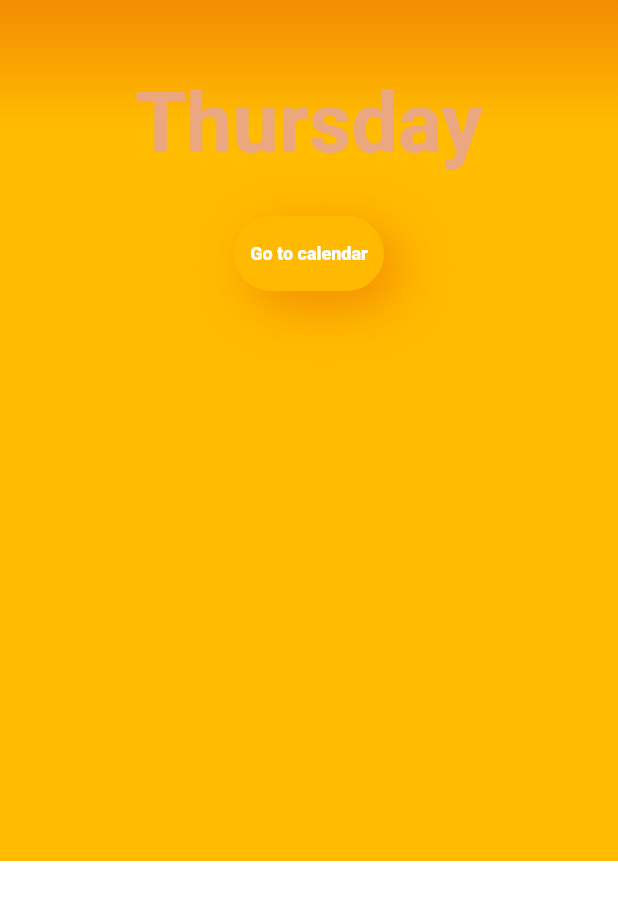
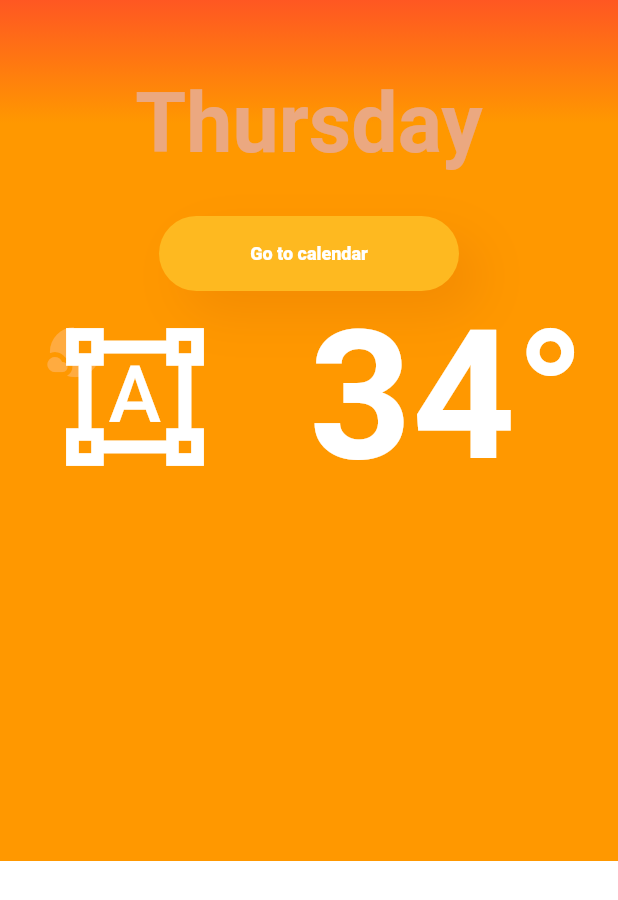
Before and after one commit to gmcruz123/flutter1, a Flutter app: the screen it shows after launch, on a phone screen of 412 x 824 dp. Shown: the top 900 px of the screen. Run offline on Flutter 3.47's test engine with Material 2 defaults, Android fonts, the phone set to English and light mode, and no system bars.

Commit message:
cloud and temperature number

```diff
--- a/lib/BackWheater.dart
+++ b/lib/BackWheater.dart
@@ -28,7 +28,7 @@ class GradientBack extends StatelessWidget{
     return new Container(
       decoration: new BoxDecoration(
         gradient: LinearGradient(
-          colors: [Color(0xffffbb00),Color(0xfff38c02)],
+          colors: [Colors.orange,Colors.deepOrange],
           begin: const FractionalOffset(1.0, 0.1),
         end: const FractionalOffset(1.0, 0.0))
       ),
--- /dev/null
+++ b/lib/Temperature.dart
@@ -0,0 +1,68 @@
+import 'package:flutter/material.dart';
+
+class Temperature extends StatelessWidget {
+  @override
+  Widget build(BuildContext context) {
+
+    final iconCloud = new Container(
+      margin: EdgeInsets.only(
+        left: 40.0
+      ),
+      child:  new Icon(
+
+        new IconData(
+            58045,fontFamily: 'MaterialIcons'
+        ),
+        color: Colors.white,
+        size: 100.0,
+
+      )
+    );
+
+    final iconSun = new Container(
+      margin: EdgeInsets.only(
+          left: 30.0
+      ),
+      child: new Icon(
+        new IconData(
+            58416,fontFamily: 'MaterialIcons'
+        ),
+        color: Colors.orangeAccent,
+          size: 40.0,
+      ),
+    );
+
+    final temperatureNum = new Container(
+      child: new Text(
+        "34°",
+        style: const TextStyle(
+          color: Colors.white,
+          fontSize: 120.0,
+          fontWeight: FontWeight.w600
+        ),
+      ),
+    );
+
+
+
+    // TODO: implement build
+    return new Row(
+
+      children: <Widget>[
+        Expanded(
+           child: new Stack(
+            children: <Widget>[
+              iconSun,
+              iconCloud
+            ],
+           )
+        )
+        ,
+       Expanded(
+         child: temperatureNum,
+       )
+      ],
+    );
+  }
+
+}
--- a/lib/header.dart
+++ b/lib/header.dart
@@ -1,5 +1,6 @@
 import 'package:flutter/material.dart';
 import 'BackWheater.dart';
+import 'Temperature.dart';
 
 class Header  extends StatelessWidget {
 
@@ -15,18 +16,18 @@ class Header  extends StatelessWidget {
           right: 20.0
         ),
         height: 50.0,
-        width: 100.0,
+        width: 200.0,
         decoration: new BoxDecoration(
           boxShadow:[
             new BoxShadow(
               color: Color(0xfff38b02),
               blurRadius: 30.0,
-              offset: new Offset(10.0, 10.0)
+              offset: new Offset(15.0, 15.0)
 
             )
           ],
           borderRadius: new BorderRadius.circular(30.0),
-          color: Color(0xfffeb900)
+          color: Color(0xfffeb920)
         ),
         child: new Center(
           child: new Text("Go to calendar",
@@ -60,7 +61,7 @@ class Header  extends StatelessWidget {
                    fontWeight: FontWeight.w600
                  )
                 ),
-                button
+                button, new Temperature()
               ],
             ),
           )
```
